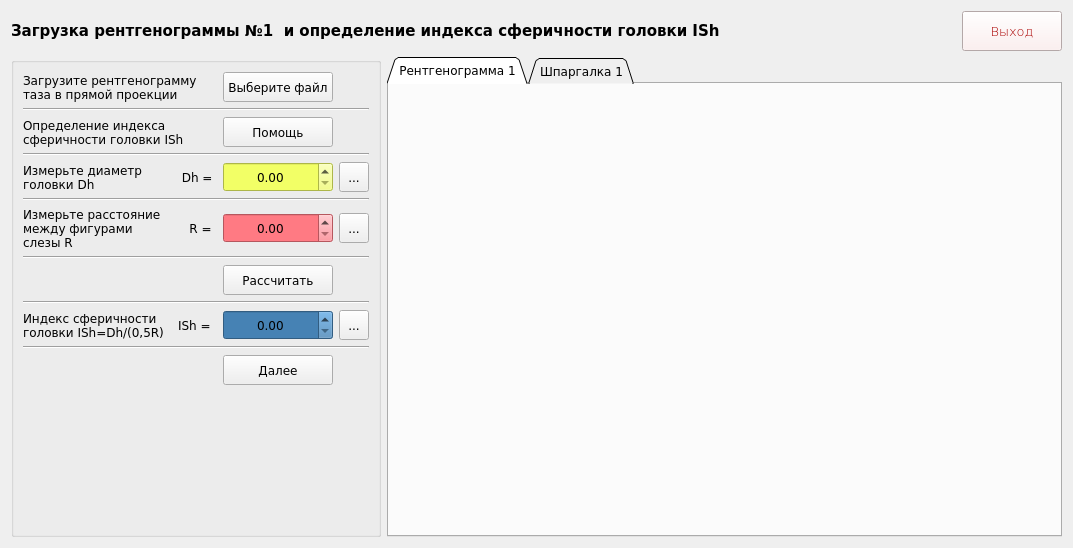
This is Medic/forms/ui/form1.ui in W3STi/Medical-calculate-programm as Qt 5 draws it before an edit. The edited form follows.
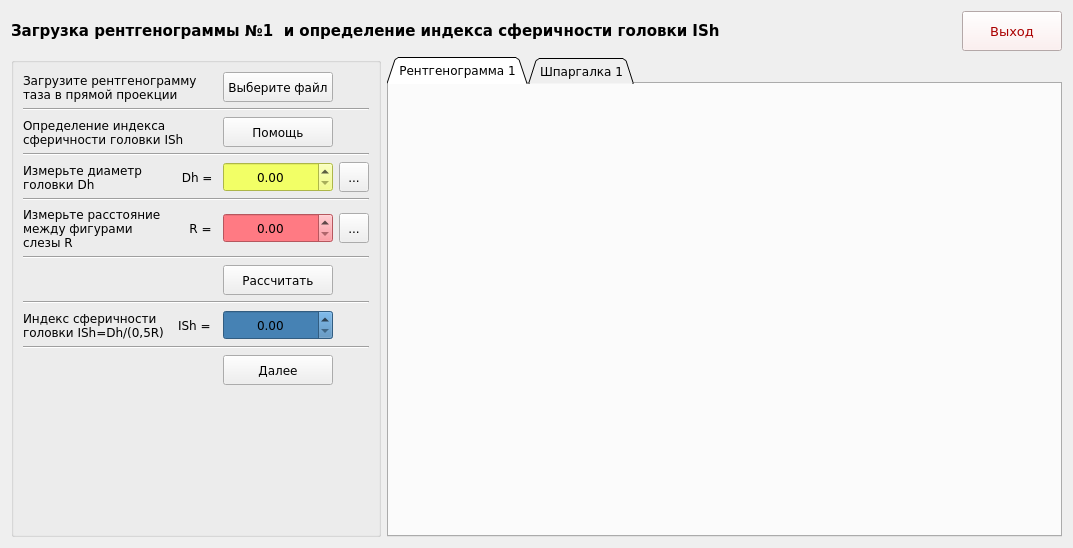
This is the edited form.

```diff
--- a/Medic/forms/ui/form1.ui
+++ b/Medic/forms/ui/form1.ui
@@ -29,7 +29,6 @@
       <font>
        <family>Verdana</family>
        <pointsize>10</pointsize>
-       <weight>9</weight>
        <italic>false</italic>
        <bold>false</bold>
       </font>
@@ -560,25 +559,6 @@
         </property>
        </widget>
       </item>
-      <item row="10" column="3">
-       <widget class="QToolButton" name="toolButton_3">
-        <property name="minimumSize">
-         <size>
-          <width>30</width>
-          <height>30</height>
-         </size>
-        </property>
-        <property name="maximumSize">
-         <size>
-          <width>30</width>
-          <height>30</height>
-         </size>
-        </property>
-        <property name="text">
-         <string>...</string>
-        </property>
-       </widget>
-      </item>
      </layout>
     </widget>
    </item>
```
Left out of the diff: 1 changed line with no effect on the pictures.
